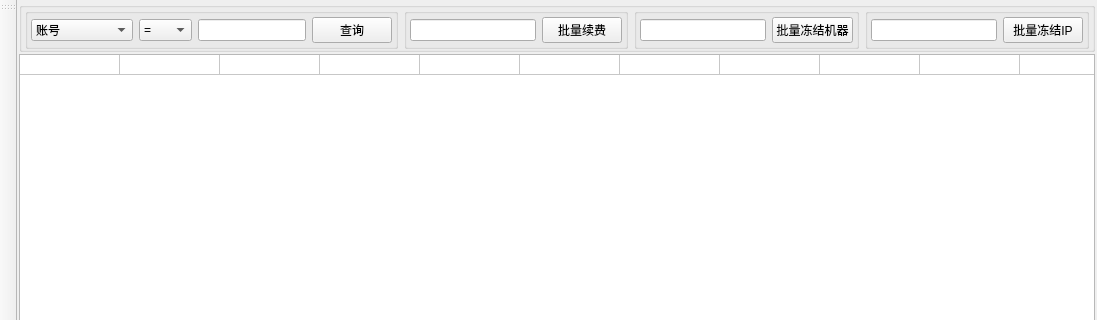
Above: ui/wnd_server.ui from decenfrontier/PyNetAuth before the change; both pictures show x 0 to 1097 and y 0 to 320 of the 1097 by 633 pixel window. Below: the same form after it.
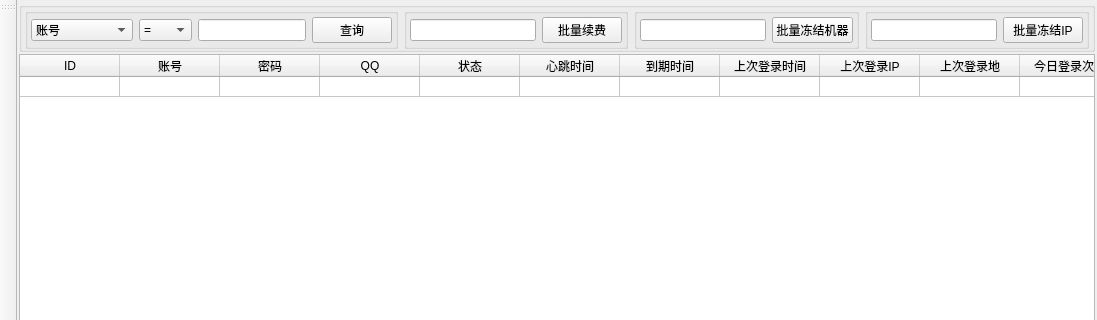
That is the form after the change. The open tabs and pages were chosen to show the change.

The edit to the form file:
```diff
--- a/ui/wnd_server.ui
+++ b/ui/wnd_server.ui
@@ -568,7 +568,7 @@
              <bool>true</bool>
             </property>
             <property name="wordWrap">
-             <bool>true</bool>
+             <bool>false</bool>
             </property>
             <property name="cornerButtonEnabled">
              <bool>false</bool>
@@ -577,7 +577,7 @@
              <number>1</number>
             </property>
             <attribute name="horizontalHeaderVisible">
-             <bool>false</bool>
+             <bool>true</bool>
             </attribute>
             <attribute name="horizontalHeaderStretchLastSection">
              <bool>true</bool>
```
Left out of the diff: 4 changed lines with no effect on the pictures.
